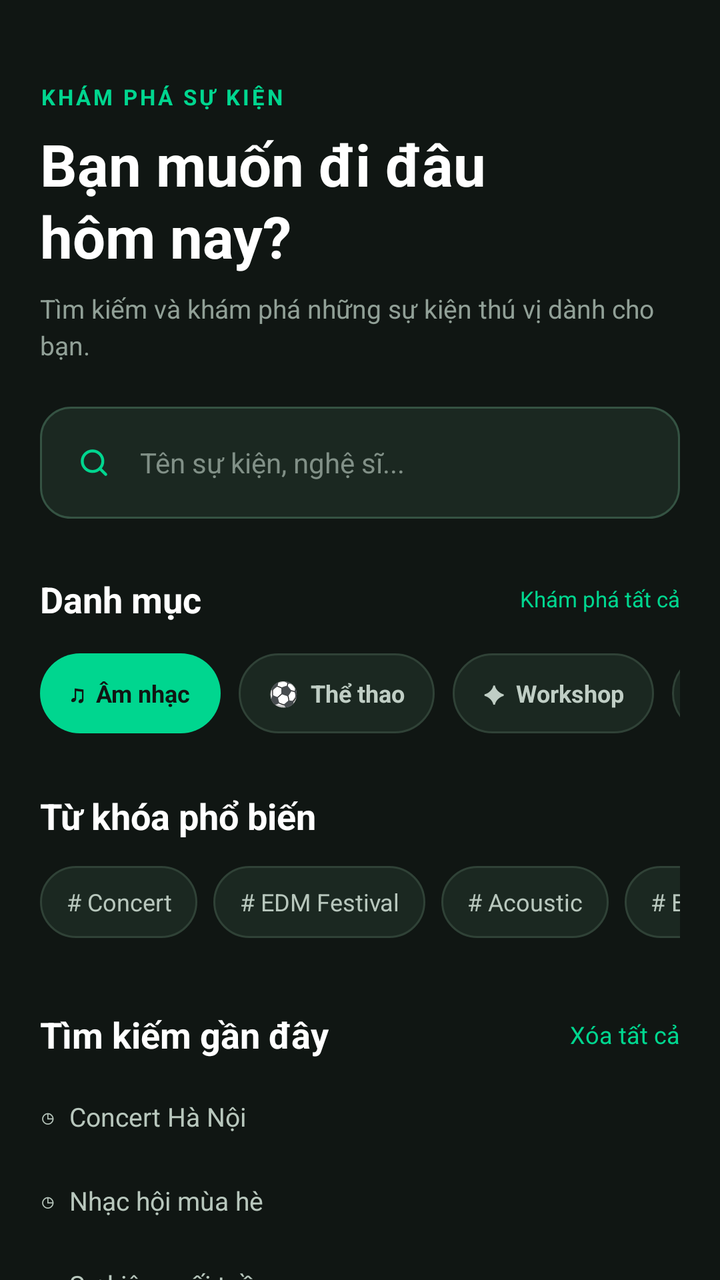
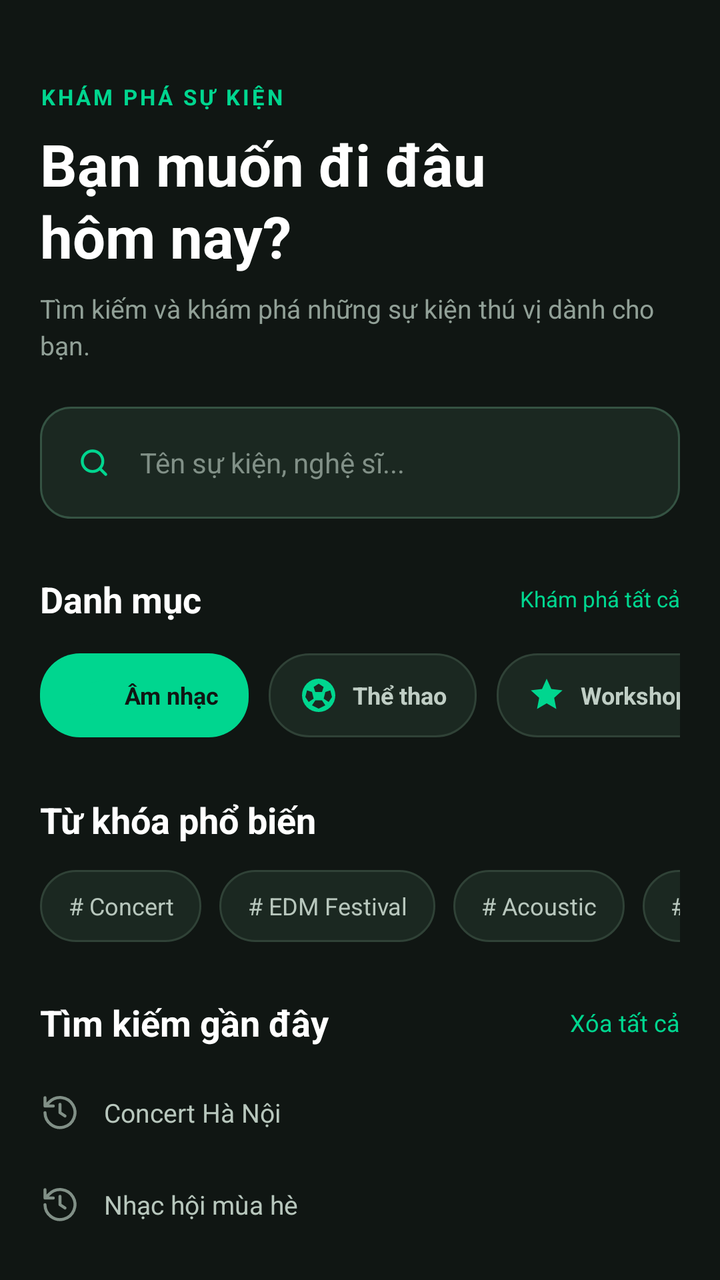

Compare the two renders of this Android layout. The source of the first and the diff that turns it into the second are given below.
<!-- AndroidManifest.xml: application theme Theme.MusicApp -->
<!-- res/layout/fragment_search.xml -->
<?xml version="1.0" encoding="utf-8"?>
<LinearLayout xmlns:android="http://schemas.android.com/apk/res/android"
    xmlns:app="http://schemas.android.com/apk/res-auto"
    android:layout_width="match_parent"
    android:layout_height="match_parent"
    android:background="#101613"
    android:orientation="vertical">

    <androidx.core.widget.NestedScrollView
        android:layout_width="match_parent"
        android:layout_height="match_parent"
        android:clipToPadding="false"
        android:fillViewport="true">

        <LinearLayout
            android:layout_width="match_parent"
            android:layout_height="wrap_content"
            android:orientation="vertical"
            android:paddingStart="20dp"
            android:paddingTop="24dp"
            android:paddingEnd="20dp"
            android:paddingBottom="28dp">

            
            <TextView
                android:layout_width="wrap_content"
                android:layout_height="wrap_content"
                android:layout_marginTop="17dp"
                android:letterSpacing="0.12"
                android:text="KHÁM PHÁ SỰ KIỆN"
                android:textColor="#00D68F"
                android:textSize="11sp"
                android:textStyle="bold" />

            <TextView
                android:layout_width="match_parent"
                android:layout_height="wrap_content"
                android:layout_marginTop="7dp"
                android:lineSpacingExtra="2dp"
                android:text="Bạn muốn đi đâu \nhôm nay?"
                android:textColor="#FFFFFF"
                android:textSize="29sp"
                android:textStyle="bold" />

            <TextView
                android:layout_width="match_parent"
                android:layout_height="wrap_content"
                android:layout_marginTop="8dp"
                android:lineSpacingExtra="3dp"
                android:text="Tìm kiếm và khám phá những sự kiện thú vị dành cho bạn."
                android:textColor="#91A097"
                android:textSize="13sp" />

            
            <LinearLayout
                android:layout_width="match_parent"
                android:layout_height="56dp"
                android:layout_marginTop="22dp"
                android:background="@drawable/bg_search_input"
                android:gravity="center_vertical"
                android:orientation="horizontal"
                android:paddingStart="16dp"
                android:paddingEnd="12dp">

                <ImageView
                    android:layout_width="22dp"
                    android:layout_height="22dp"
                    android:contentDescription="Tìm kiếm"
                    android:src="@drawable/ic_search"
                    app:tint="#00D68F" />

                <EditText
                    android:id="@+id/etSearch"
                    android:layout_width="0dp"
                    android:layout_height="match_parent"
                    android:layout_marginStart="12dp"
                    android:layout_weight="1"
                    android:background="@android:color/transparent"
                    android:hint="Tên sự kiện, nghệ sĩ..."
                    android:imeOptions="actionSearch"
                    android:inputType="text"
                    android:padding="0dp"
                    android:singleLine="true"
                    android:textColor="#FFFFFF"
                    android:textColorHint="#819087"
                    android:textSize="14sp" />

                <TextView
                    android:id="@+id/btnClearSearch"
                    android:layout_width="32dp"
                    android:layout_height="32dp"
                    android:contentDescription="Xóa nội dung tìm kiếm"
                    android:gravity="center"
                    android:text="×"
                    android:textColor="#A8B6AD"
                    android:textSize="24sp"
                    android:visibility="gone" />
            </LinearLayout>

            
            <LinearLayout
                android:id="@+id/layoutExplore"
                android:layout_width="match_parent"
                android:layout_height="wrap_content"
                android:orientation="vertical">

                
                <LinearLayout
                    android:layout_width="match_parent"
                    android:layout_height="wrap_content"
                    android:layout_marginTop="28dp"
                    android:gravity="center_vertical"
                    android:orientation="horizontal">

                    <TextView
                        android:layout_width="0dp"
                        android:layout_height="wrap_content"
                        android:layout_weight="1"
                        android:text="Danh mục"
                        android:textColor="#FFFFFF"
                        android:textSize="18sp"
                        android:textStyle="bold" />

                    <TextView
                        android:layout_width="wrap_content"
                        android:layout_height="wrap_content"
                        android:text="Khám phá tất cả"
                        android:textColor="#00D68F"
                        android:textSize="11sp" />
                </LinearLayout>

                <HorizontalScrollView
                    android:layout_width="match_parent"
                    android:layout_height="wrap_content"
                    android:layout_marginTop="15dp"
                    android:scrollbars="none">

                    <LinearLayout
                        android:layout_width="wrap_content"
                        android:layout_height="wrap_content"
                        android:orientation="horizontal">

                        <TextView
                            android:id="@+id/chipMusic"
                            style="@style/SearchCategoryChip"
                            android:background="@drawable/bg_search_chip_selected"
                            android:text="♫  Âm nhạc"
                            android:textColor="#101613" />

                        <TextView
                            android:id="@+id/chipSport"
                            style="@style/SearchCategoryChip"
                            android:text="⚽  Thể thao" />

                        <TextView
                            android:id="@+id/chipWorkshop"
                            style="@style/SearchCategoryChip"
                            android:text="✦  Workshop" />

                        <TextView
                            android:id="@+id/chipFestival"
                            style="@style/SearchCategoryChip"
                            android:text="✧  Lễ hội" />

                        <TextView
                            android:id="@+id/chipOther"
                            style="@style/SearchCategoryChip"
                            android:text="▣  Khác" />

                    </LinearLayout>
                </HorizontalScrollView>

                
                <TextView
                    android:layout_width="wrap_content"
                    android:layout_height="wrap_content"
                    android:layout_marginTop="29dp"
                    android:text="Từ khóa phổ biến"
                    android:textColor="#FFFFFF"
                    android:textSize="18sp"
                    android:textStyle="bold" />


                <HorizontalScrollView
                    android:layout_width="match_parent"
                    android:layout_height="wrap_content"
                    android:layout_marginTop="13dp"
                    android:scrollbars="none">

                    <LinearLayout
                        android:layout_width="wrap_content"
                        android:layout_height="wrap_content"
                        android:orientation="horizontal">

                        <TextView
                            android:id="@+id/keywordConcert"
                            style="@style/SearchKeywordChip"
                            android:text="# Concert" />

                        <TextView
                            android:id="@+id/keywordEDM"
                            style="@style/SearchKeywordChip"
                            android:text="# EDM Festival" />

                        <TextView
                            android:id="@+id/keywordAcoustic"
                            style="@style/SearchKeywordChip"
                            android:text="# Acoustic" />

                        <TextView
                            android:id="@+id/keywordFootball"
                            style="@style/SearchKeywordChip"
                            android:text="# Bóng đá" />

                        <TextView
                            android:id="@+id/keywordWorkshop"
                            style="@style/SearchKeywordChip"
                            android:text="# Workshop" />

                    </LinearLayout>
                </HorizontalScrollView>

                
                <LinearLayout
                    android:layout_width="match_parent"
                    android:layout_height="wrap_content"
                    android:layout_marginTop="28dp"
                    android:gravity="center_vertical"
                    android:orientation="horizontal">

                    <TextView
                        android:layout_width="0dp"
                        android:layout_height="wrap_content"
                        android:layout_weight="1"
                        android:text="Tìm kiếm gần đây"
                        android:textColor="#FFFFFF"
                        android:textSize="18sp"
                        android:textStyle="bold" />

                    <TextView
                        android:id="@+id/btnClearHistory"
                        android:layout_width="wrap_content"
                        android:layout_height="wrap_content"
                        android:text="Xóa tất cả"
                        android:textColor="#00D68F"
                        android:textSize="12sp" />
                </LinearLayout>

                <LinearLayout
                    android:id="@+id/layoutRecentSearches"
                    android:layout_width="match_parent"
                    android:layout_height="wrap_content"
                    android:layout_marginTop="8dp"
                    android:orientation="vertical">

                    <TextView
                        android:id="@+id/recentSearch1"
                        style="@style/SearchRecentItem"
                        android:text="◷  Concert Hà Nội" />

                    <TextView
                        android:id="@+id/recentSearch2"
                        style="@style/SearchRecentItem"
                        android:text="◷  Nhạc hội mùa hè" />

                    <TextView
                        android:id="@+id/recentSearch3"
                        style="@style/SearchRecentItem"
                        android:text="◷  Sự kiện cuối tuần" />

                </LinearLayout>

                
                <LinearLayout
                    android:layout_width="match_parent"
                    android:layout_height="wrap_content"
                    android:layout_marginTop="24dp"
                    android:background="@drawable/bg_search_featured"
                    android:orientation="vertical"
                    android:padding="18dp">

                    <TextView
                        android:layout_width="wrap_content"
                        android:layout_height="wrap_content"
                        android:letterSpacing="0.1"
                        android:text="ĐỪNG BỎ LỠ"
                        android:textColor="#00E6A0"
                        android:textSize="10sp"
                        android:textStyle="bold" />

                    <TextView
                        android:layout_width="match_parent"
                        android:layout_height="wrap_content"
                        android:layout_marginTop="9dp"
                        android:text="Trải nghiệm những\\nkhoảnh khắc đáng nhớ"
                        android:textColor="#FFFFFF"
                        android:textSize="20sp"
                        android:textStyle="bold" />

                    <TextView
                        android:layout_width="match_parent"
                        android:layout_height="wrap_content"
                        android:layout_marginTop="7dp"
                        android:text="Tìm sự kiện yêu thích và đặt vé ngay hôm nay."
                        android:textColor="#C2D0C7"
                        android:textSize="12sp" />

                </LinearLayout>

            </LinearLayout>

            
            <LinearLayout
                android:id="@+id/layoutSearchResults"
                android:layout_width="match_parent"
                android:layout_height="wrap_content"
                android:orientation="vertical"
                android:visibility="gone">

                <TextView
                    android:id="@+id/tvSearchResultTitle"
                    android:layout_width="match_parent"
                    android:layout_height="wrap_content"
                    android:layout_marginTop="26dp"
                    android:text="Kết quả tìm kiếm"
                    android:textColor="#FFFFFF"
                    android:textSize="18sp"
                    android:textStyle="bold" />

                <androidx.recyclerview.widget.RecyclerView
                    android:id="@+id/rvSearchResults"
                    android:layout_width="match_parent"
                    android:layout_height="wrap_content"
                    android:layout_marginTop="14dp"
                    android:nestedScrollingEnabled="false"
                    android:overScrollMode="never" />

                <LinearLayout
                    android:id="@+id/layoutNoSearchResult"
                    android:layout_width="match_parent"
                    android:layout_height="220dp"
                    android:gravity="center"
                    android:orientation="vertical"
                    android:visibility="gone">

                    <ImageView
                        android:layout_width="58dp"
                        android:layout_height="58dp"
                        android:contentDescription="Không tìm thấy kết quả"
                        android:src="@drawable/ic_search"
                        app:tint="#64766A" />

                    <TextView
                        android:layout_width="wrap_content"
                        android:layout_height="wrap_content"
                        android:layout_marginTop="15dp"
                        android:text="Không tìm thấy sự kiện"
                        android:textColor="#FFFFFF"
                        android:textSize="16sp"
                        android:textStyle="bold" />

                    <TextView
                        android:layout_width="match_parent"
                        android:layout_height="wrap_content"
                        android:layout_marginTop="7dp"
                        android:gravity="center"
                        android:text="Thử tìm với từ khóa khác nhé!"
                        android:textColor="#8B9B92"
                        android:textSize="12sp" />

                </LinearLayout>

            </LinearLayout>

        </LinearLayout>
    </androidx.core.widget.NestedScrollView>

</LinearLayout>
<!-- resources referenced by this layout -->
<resources>
  <style name="SearchCategoryChip">
          <item name="android:layout_width">wrap_content</item>
          <item name="android:layout_height">40dp</item>
          <item name="android:layout_marginEnd">9dp</item>
          <item name="android:gravity">center</item>
          <item name="android:paddingStart">15dp</item>
          <item name="android:paddingEnd">15dp</item>
          <item name="android:textColor">#C0CEC5</item>
          <item name="android:textSize">12sp</item>
          <item name="android:textStyle">bold</item>
          <item name="android:background">@drawable/bg_search_chip</item>
      </style>
  <style name="SearchKeywordChip">
          <item name="android:layout_width">wrap_content</item>
          <item name="android:layout_height">36dp</item>
          <item name="android:layout_marginEnd">8dp</item>
          <item name="android:layout_marginBottom">8dp</item>
          <item name="android:gravity">center</item>
          <item name="android:paddingStart">13dp</item>
          <item name="android:paddingEnd">13dp</item>
          <item name="android:textColor">#B8C7BD</item>
          <item name="android:textSize">12sp</item>
          <item name="android:background">@drawable/bg_search_chip</item>
      </style>
  <style name="SearchRecentItem">
          <item name="android:layout_width">match_parent</item>
          <item name="android:layout_height">42dp</item>
          <item name="android:gravity">center_vertical</item>
          <item name="android:textColor">#B8C7BD</item>
          <item name="android:textSize">13sp</item>
          <item name="android:background">@android:color/transparent</item>
      </style>
  <!-- unchanged entries left out for length: 8 -->
</resources>

<!-- the commit's change to res/layout/fragment_search.xml (unified diff, before → after) -->
@@ -10,7 +10,8 @@
         android:layout_width="match_parent"
         android:layout_height="match_parent"
         android:clipToPadding="false"
-        android:fillViewport="true">
+        android:fillViewport="true"
+        android:scrollbars="none">
 
         <LinearLayout
             android:layout_width="match_parent"
@@ -37,7 +38,7 @@
                 android:layout_height="wrap_content"
                 android:layout_marginTop="7dp"
                 android:lineSpacingExtra="2dp"
-                android:text="Bạn muốn đi đâu \nhôm nay?"
+                android:text="Bạn muốn đi đâu&#10;hôm nay?"
                 android:textColor="#FFFFFF"
                 android:textSize="29sp"
                 android:textStyle="bold" />
@@ -85,16 +86,16 @@
                     android:textColorHint="#819087"
                     android:textSize="14sp" />
 
-                <TextView
+                <ImageView
                     android:id="@+id/btnClearSearch"
                     android:layout_width="32dp"
                     android:layout_height="32dp"
                     android:contentDescription="Xóa nội dung tìm kiếm"
-                    android:gravity="center"
-                    android:text="×"
-                    android:textColor="#A8B6AD"
-                    android:textSize="24sp"
-                    android:visibility="gone" />
+                    android:padding="8dp"
+                    android:src="@drawable/ic_close"
+                    android:visibility="gone"
+                    app:tint="#91A097" />
+
             </LinearLayout>
 
             
@@ -127,8 +128,10 @@
                         android:text="Khám phá tất cả"
                         android:textColor="#00D68F"
                         android:textSize="11sp" />
-                </LinearLayout>
-
+
+                </LinearLayout>
+
+                
                 <HorizontalScrollView
                     android:layout_width="match_parent"
                     android:layout_height="wrap_content"
@@ -144,28 +147,38 @@
                             android:id="@+id/chipMusic"
                             style="@style/SearchCategoryChip"
                             android:background="@drawable/bg_search_chip_selected"
-                            android:text="♫  Âm nhạc"
+                            android:drawableStart="@drawable/ic_category_music"
+                            android:drawablePadding="7dp"
+                            android:text="Âm nhạc"
                             android:textColor="#101613" />
 
                         <TextView
                             android:id="@+id/chipSport"
                             style="@style/SearchCategoryChip"
-                            android:text="⚽  Thể thao" />
+                            android:drawableStart="@drawable/ic_category_sport"
+                            android:drawablePadding="7dp"
+                            android:text="Thể thao" />
 
                         <TextView
                             android:id="@+id/chipWorkshop"
                             style="@style/SearchCategoryChip"
-                            android:text="✦  Workshop" />
+                            android:drawableStart="@drawable/ic_category_workshop"
+                            android:drawablePadding="7dp"
+                            android:text="Workshop" />
 
                         <TextView
                             android:id="@+id/chipFestival"
                             style="@style/SearchCategoryChip"
-                            android:text="✧  Lễ hội" />
+                            android:drawableStart="@drawable/ic_category_festival"
+                            android:drawablePadding="7dp"
+                            android:text="Lễ hội" />
 
                         <TextView
                             android:id="@+id/chipOther"
                             style="@style/SearchCategoryChip"
-                            android:text="▣  Khác" />
+                            android:drawableStart="@drawable/ic_category_other"
+                            android:drawablePadding="7dp"
+                            android:text="Khác" />
 
                     </LinearLayout>
                 </HorizontalScrollView>
@@ -180,7 +193,6 @@
                     android:textSize="18sp"
                     android:textStyle="bold" />
 
-
                 <HorizontalScrollView
                     android:layout_width="match_parent"
                     android:layout_height="wrap_content"
@@ -244,29 +256,37 @@
                         android:text="Xóa tất cả"
                         android:textColor="#00D68F"
                         android:textSize="12sp" />
-                </LinearLayout>
-
+
+                </LinearLayout>
+
+                
                 <LinearLayout
                     android:id="@+id/layoutRecentSearches"
                     android:layout_width="match_parent"
                     android:layout_height="wrap_content"
-                    android:layout_marginTop="8dp"
+                    android:layout_marginTop="10dp"
                     android:orientation="vertical">
 
                     <TextView
                         android:id="@+id/recentSearch1"
                         style="@style/SearchRecentItem"
-                        android:text="◷  Concert Hà Nội" />
+                        android:drawableStart="@drawable/ic_history"
+                        android:drawablePadding="12dp"
+                        android:text="Concert Hà Nội" />
 
                     <TextView
                         android:id="@+id/recentSearch2"
                         style="@style/SearchRecentItem"
-                        android:text="◷  Nhạc hội mùa hè" />
+                        android:drawableStart="@drawable/ic_history"
+                        android:drawablePadding="12dp"
+                        android:text="Nhạc hội mùa hè" />
 
                     <TextView
                         android:id="@+id/recentSearch3"
                         style="@style/SearchRecentItem"
-                        android:text="◷  Sự kiện cuối tuần" />
+                        android:drawableStart="@drawable/ic_history"
+                        android:drawablePadding="12dp"
+                        android:text="Sự kiện cuối tuần" />
 
                 </LinearLayout>
 
@@ -292,7 +312,7 @@
                         android:layout_width="match_parent"
                         android:layout_height="wrap_content"
                         android:layout_marginTop="9dp"
-                        android:text="Trải nghiệm những\\nkhoảnh khắc đáng nhớ"
+                        android:text="Trải nghiệm những&#10;khoảnh khắc đáng nhớ"
                         android:textColor="#FFFFFF"
                         android:textSize="20sp"
                         android:textStyle="bold" />
@@ -335,6 +355,7 @@
                     android:nestedScrollingEnabled="false"
                     android:overScrollMode="never" />
 
+                
                 <LinearLayout
                     android:id="@+id/layoutNoSearchResult"
                     android:layout_width="match_parent"
<!-- resource entries referenced after the edit -->
@@ -1,9 +1,93 @@
 <!-- resources referenced by this layout -->
 <resources>
+  <!-- drawable ic_category_festival (drawable) -->
+  <?xml version="1.0" encoding="utf-8"?>
+  <vector xmlns:android="http://schemas.android.com/apk/res/android"
+      android:width="20dp"
+      android:height="20dp"
+      android:viewportWidth="24"
+      android:viewportHeight="24">
+      <path
+          android:fillColor="#00D68F"
+          android:pathData="M12,2L14.5,9.5L22,12L14.5,14.5L12,22L9.5,14.5L2,12L9.5,9.5Z" />
+  </vector>
+  <!-- drawable ic_category_music (drawable) -->
+  <?xml version="1.0" encoding="utf-8"?>
+  <vector xmlns:android="http://schemas.android.com/apk/res/android"
+      android:width="20dp"
+      android:height="20dp"
+      android:viewportWidth="24"
+      android:viewportHeight="24">
+      <path
+          android:fillColor="#00D68F"
+          android:pathData="M9,18V5l12,-2v13M9,18a3,3 0,1 1,-3 -3c1.66,0 3,1.34 3,3zM21,16a3,3 0,1 1,-3 -3c1.66,0 3,1.34 3,3z" />
+  </vector>
+  <!-- drawable ic_category_other (drawable) -->
+  <?xml version="1.0" encoding="utf-8"?>
+  <vector xmlns:android="http://schemas.android.com/apk/res/android"
+      android:width="20dp"
+      android:height="20dp"
+      android:viewportWidth="24"
+      android:viewportHeight="24">
+      <path
+          android:fillColor="#00D68F"
+          android:pathData="M4,4h6v6H4zM14,4h6v6h-6zM4,14h6v6H4zM14,14h6v6h-6z" />
+  </vector>
+  <!-- drawable ic_category_sport (drawable) -->
+  <?xml version="1.0" encoding="utf-8"?>
+  <vector xmlns:android="http://schemas.android.com/apk/res/android"
+      android:width="20dp"
+      android:height="20dp"
+      android:viewportWidth="24"
+      android:viewportHeight="24">
+      <path
+          android:fillColor="#00D68F"
+          android:pathData="M12,2A10,10 0,1 0,12 22A10,10 0,0 0,12 2zM12,5l3,2 -1,3h-4L9,7zM5,9l3,1 1,4 -3,2 -2,-3zM16,10l3,-1 1,4 -2,3 -3,-2zM8,18l2,-3h4l2,3 -4,2z" />
+  </vector>
+  <!-- drawable ic_category_workshop (drawable) -->
+  <?xml version="1.0" encoding="utf-8"?>
+  <vector xmlns:android="http://schemas.android.com/apk/res/android"
+      android:width="20dp"
+      android:height="20dp"
+      android:viewportWidth="24"
+      android:viewportHeight="24">
+      <path
+          android:fillColor="#00D68F"
+          android:pathData="M12,2L14.8,8.2L21.5,9L16.5,13.5L17.8,20.2L12,16.8L6.2,20.2L7.5,13.5L2.5,9L9.2,8.2Z" />
+  </vector>
+  <!-- drawable ic_close (drawable) -->
+  <?xml version="1.0" encoding="utf-8"?>
+  <vector xmlns:android="http://schemas.android.com/apk/res/android"
+      android:width="24dp"
+      android:height="24dp"
+      android:viewportWidth="24"
+      android:viewportHeight="24">
+      <path
+          android:fillColor="#00000000"
+          android:strokeColor="#A8B6AD"
+          android:strokeWidth="2"
+          android:strokeLineCap="round"
+          android:pathData="M18,6L6,18M6,6L18,18" />
+  </vector>
+  <!-- drawable ic_history (drawable) -->
+  <?xml version="1.0" encoding="utf-8"?>
+  <vector xmlns:android="http://schemas.android.com/apk/res/android"
+      android:width="20dp"
+      android:height="20dp"
+      android:viewportWidth="24"
+      android:viewportHeight="24">
+      <path
+          android:fillColor="#00000000"
+          android:strokeColor="#819087"
+          android:strokeWidth="1.8"
+          android:strokeLineCap="round"
+          android:strokeLineJoin="round"
+          android:pathData="M3,12a9,9 0,1 0,2.6 -6.4L3,8M3,3v5h5M12,7v5l3,2" />
+  </vector>
   <style name="SearchCategoryChip">
           <item name="android:layout_width">wrap_content</item>
-          <item name="android:layout_height">40dp</item>
-          <item name="android:layout_marginEnd">9dp</item>
+          <item name="android:layout_height">42dp</item>
+          <item name="android:layout_marginEnd">10dp</item>
           <item name="android:gravity">center</item>
           <item name="android:paddingStart">15dp</item>
           <item name="android:paddingEnd">15dp</item>
@@ -15,18 +99,17 @@
   <style name="SearchKeywordChip">
           <item name="android:layout_width">wrap_content</item>
           <item name="android:layout_height">36dp</item>
-          <item name="android:layout_marginEnd">8dp</item>
-          <item name="android:layout_marginBottom">8dp</item>
+          <item name="android:layout_marginEnd">9dp</item>
           <item name="android:gravity">center</item>
-          <item name="android:paddingStart">13dp</item>
-          <item name="android:paddingEnd">13dp</item>
+          <item name="android:paddingStart">14dp</item>
+          <item name="android:paddingEnd">14dp</item>
           <item name="android:textColor">#B8C7BD</item>
           <item name="android:textSize">12sp</item>
           <item name="android:background">@drawable/bg_search_chip</item>
       </style>
   <style name="SearchRecentItem">
           <item name="android:layout_width">match_parent</item>
-          <item name="android:layout_height">42dp</item>
+          <item name="android:layout_height">46dp</item>
           <item name="android:gravity">center_vertical</item>
           <item name="android:textColor">#B8C7BD</item>
           <item name="android:textSize">13sp</item>
